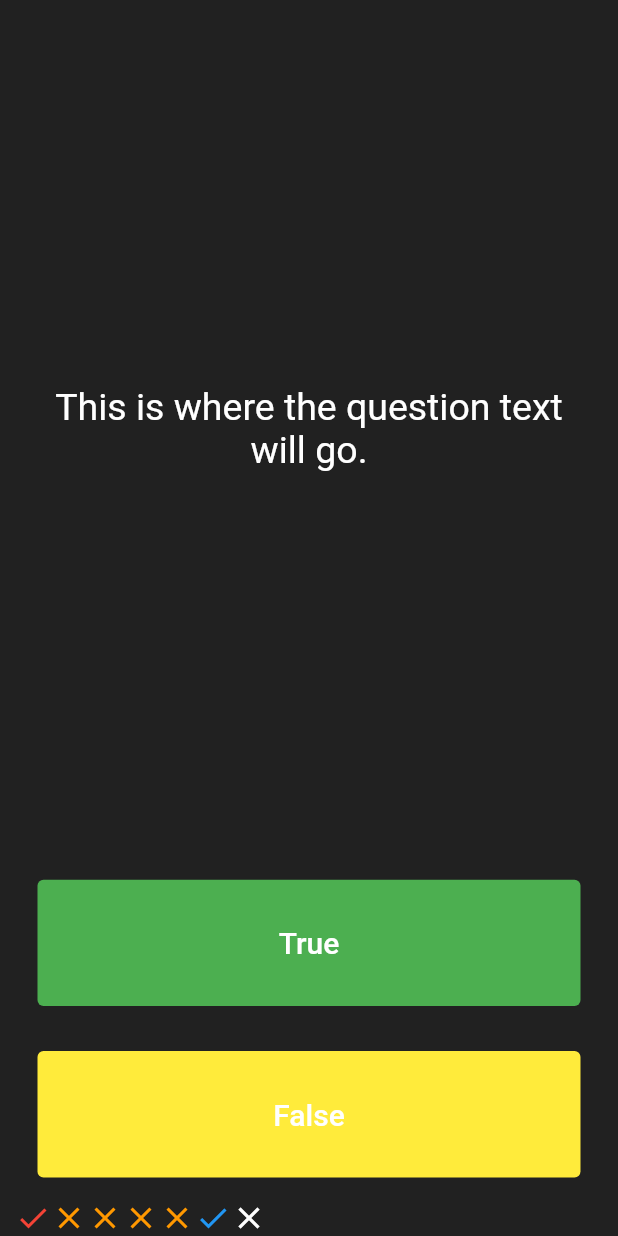
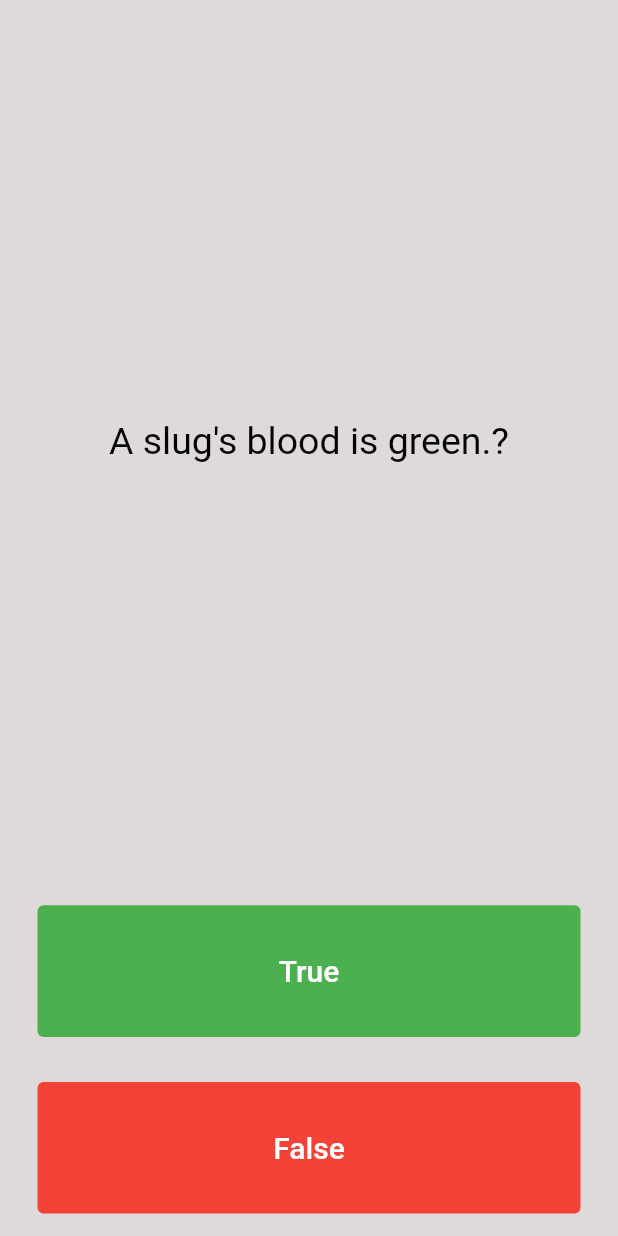
Before and after one commit to NithishKoriyar/quizzler_nithish, a Flutter app: the screen it shows after launch, after a tap on "True", after a tap on "False", on a phone screen of 412 x 824 dp. Run offline on Flutter 3.47's test engine with Material 2 defaults, Android fonts, the phone set to English and light mode, and no system bars.

Commit message:
changing file content in main dart

```diff
--- a/lib/main.dart
+++ b/lib/main.dart
@@ -3,14 +3,11 @@ import 'package:flutter/material.dart';
 void main() => runApp(Quizzler());
 
 class Quizzler extends StatelessWidget {
-
-
-
   @override
   Widget build(BuildContext context) {
     return MaterialApp(
       home: Scaffold(
-        backgroundColor: Colors.grey.shade900,
+        backgroundColor: Color.fromARGB(255, 222, 218, 218),
         body: SafeArea(
           child: Padding(
             padding: EdgeInsets.symmetric(horizontal: 10.0),
@@ -23,45 +20,20 @@ class Quizzler extends StatelessWidget {
 }
 
 class QuizPage extends StatefulWidget {
-
-
-
   @override
   _QuizPageState createState() => _QuizPageState();
 }
 
 class _QuizPageState extends State<QuizPage> {
+  List<Icon> scorkeeper = [];
+  List<String> questions = [
+    'You can lead a cow down stairs but not up stairs.?',
+    'Approximately one quarter of human bones are in the feet.?',
+    'A slug\'s blood is green.?',
+  ];
 
-    List<Icon> scoreKeeper = [
-     Icon(
-              Icons.check,
-              color: Colors.red,
-            ),
+  int questionNumber = 0;
 
-            Icon(
-              Icons.close,
-              color: Colors.orange,
-            ),
-
-            Icon(
-              Icons.close,
-              color: Colors.orange,
-            ),
-
-
-            Icon(
-              Icons.close,
-              color: Colors.orange,
-            ),
-
-
-            Icon(
-              Icons.close,
-              color: Colors.orange,
-            ),
-
-
-  ];
   @override
   Widget build(BuildContext context) {
     return Column(
@@ -74,11 +46,11 @@ class _QuizPageState extends State<QuizPage> {
             padding: EdgeInsets.all(10.0),
             child: Center(
               child: Text(
-                'This is where the question text will go.',
+                questions[questionNumber],
                 textAlign: TextAlign.center,
                 style: TextStyle(
                   fontSize: 25.0,
-                  color: Colors.white,
+                  color: Color.fromARGB(255, 3, 3, 3),
                 ),
               ),
             ),
@@ -89,8 +61,7 @@ class _QuizPageState extends State<QuizPage> {
             padding: EdgeInsets.all(15.0),
             child: TextButton(
               style: ButtonStyle(
-             backgroundColor: MaterialStatePropertyAll<Color>(Colors.green),
-             ),
+                  backgroundColor: MaterialStatePropertyAll(Colors.green)),
               child: Text(
                 'True',
                 style: TextStyle(
@@ -101,13 +72,9 @@ class _QuizPageState extends State<QuizPage> {
               onPressed: () {
                 //The user picked true.
                 setState(() {
-                  scoreKeeper.add(
-                    Icon(
-                      Icons.check,
-                      color: Colors.blue,
-                    ),
-                  );
+                  questionNumber++;
                 });
+                print(questionNumber);
               },
             ),
           ),
@@ -116,9 +83,8 @@ class _QuizPageState extends State<QuizPage> {
           child: Padding(
             padding: EdgeInsets.all(15.0),
             child: TextButton(
-               style: ButtonStyle(
-             backgroundColor: MaterialStatePropertyAll<Color>(Colors.yellow),
-             ),
+              style: ButtonStyle(
+                  backgroundColor: MaterialStatePropertyAll(Colors.red)),
               child: Text(
                 'False',
                 style: TextStyle(
@@ -127,25 +93,18 @@ class _QuizPageState extends State<QuizPage> {
                 ),
               ),
               onPressed: () {
+                //The user picked false.
                 setState(() {
-                  scoreKeeper.add(
-                    Icon(
-                      Icons.close,
-                      color: Colors.white,
-                    ),
-                  );
+                  questionNumber++;
                 });
-                //The user picked false.
+                print(questionNumber);
               },
             ),
           ),
         ),
-        //TODO: Add a Row here as your score keeper
-
-
         Row(
-          children: scoreKeeper,
-        ),
+          children: scorkeeper,
+        )
       ],
     );
   }
--- a/pubspec.yaml
+++ b/pubspec.yaml
@@ -1,4 +1,4 @@
-name: quizzler
+name: quizzler_nithish
 description: A new Flutter application.
 
 # The following defines the version and build number for your application.
```
